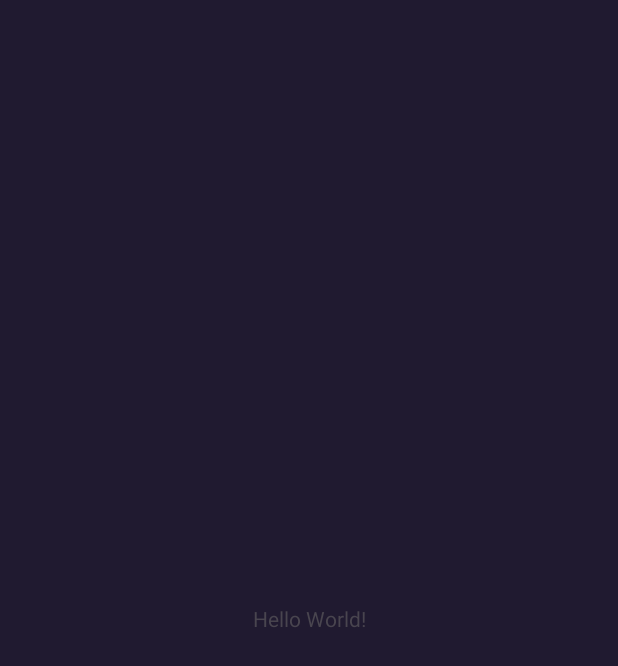
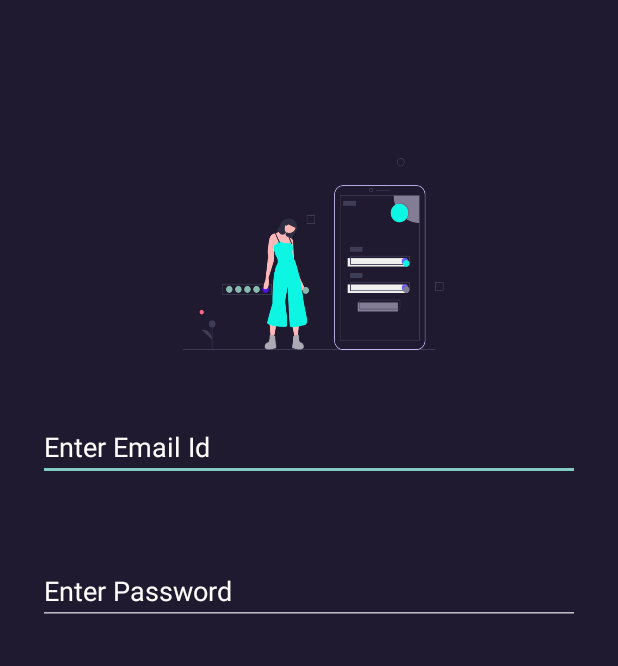
Before and after one commit to kachayash/My_Appation, an Android app: the screen it shows after launch (MainActivity), on a phone screen of 412 x 824 dp. Before the commit the part shown is almost empty. Shown: the top 666 px of the screen. Run offline under Robolectric (Android 15) with nearby library versions, the phone set to English and light mode, and no system bars.

Commit message:
Login UI Update

```diff
--- /dev/null
+++ b/app/src/main/res/drawable/buttton_design.xml
@@ -0,0 +1,7 @@
+<?xml version="1.0" encoding="utf-8"?>
+<shape xmlns:android="http://schemas.android.com/apk/res/android">
+
+    <solid android:color="#0DF5E3"/>
+
+
+</shape>
--- a/app/src/main/res/layout/activity_main.xml
+++ b/app/src/main/res/layout/activity_main.xml
@@ -1,5 +1,5 @@
 <?xml version="1.0" encoding="utf-8"?>
-<androidx.constraintlayout.widget.ConstraintLayout xmlns:android="http://schemas.android.com/apk/res/android"
+<RelativeLayout xmlns:android="http://schemas.android.com/apk/res/android"
     xmlns:app="http://schemas.android.com/apk/res-auto"
     xmlns:tools="http://schemas.android.com/tools"
     android:layout_width="match_parent"
@@ -7,13 +7,38 @@
     android:background="#201A30"
     tools:context=".MainActivity">
 
-    <TextView
-        android:layout_width="wrap_content"
+    <ImageView
+        android:id="@+id/main_img"
+        android:layout_width="match_parent"
+        android:layout_height="150dp"
+        android:layout_marginStart="100dp"
+        android:layout_marginTop="100dp"
+        android:layout_marginEnd="100dp"
+        android:background="@drawable/img" />
+
+    <EditText
+        android:textColorHint="@color/white"
+        android:id="@+id/main_email"
+        android:inputType="textEmailAddress"
+        android:hint="Enter Email Id"
+        android:textColor="@color/white"
+        android:layout_width="match_parent"
         android:layout_height="wrap_content"
-        android:text="Hello World!"
-        app:layout_constraintBottom_toBottomOf="parent"
-        app:layout_constraintEnd_toEndOf="parent"
-        app:layout_constraintStart_toStartOf="parent"
-        app:layout_constraintTop_toTopOf="parent" />
+        android:layout_below="@id/main_img"
+        android:layout_margin="25dp"
+        />
 
-</androidx.constraintlayout.widget.ConstraintLayout>
+    <EditText
+        android:id="@+id/main_password"
+        android:layout_width="match_parent"
+        android:layout_height="wrap_content"
+        android:layout_below="@id/main_email"
+        android:layout_margin="25dp"
+        android:hint="Enter Password"
+        android:inputType="numberPassword"
+        android:textColor="@color/white"
+        android:textColorHint="@color/white"
+         />
+
+
+</RelativeLayout>
--- a/app/src/main/res/values-night/themes.xml
+++ b/app/src/main/res/values-night/themes.xml
@@ -1,6 +1,6 @@
 <resources xmlns:tools="http://schemas.android.com/tools">
     <!-- Base application theme. -->
-    <style name="Base.Theme.MyApplication" parent="Theme.Material3.DayNight.NoActionBar">
+    <style name="Base.Theme.MyApplication" parent="Theme.AppCompat.NoActionBar">
         <!-- Customize your dark theme here. -->
         <!-- <item name="colorPrimary">@color/my_dark_primary</item> -->
     </style>
--- a/app/src/main/res/values/colors.xml
+++ b/app/src/main/res/values/colors.xml
@@ -2,4 +2,5 @@
 <resources>
     <color name="black">#FF000000</color>
     <color name="white">#FFFFFFFF</color>
+    <color name="acva">#0DF5E3</color>
 </resources>
--- a/app/src/main/res/values/themes.xml
+++ b/app/src/main/res/values/themes.xml
@@ -1,6 +1,6 @@
 <resources xmlns:tools="http://schemas.android.com/tools">
     <!-- Base application theme. -->
-    <style name="Base.Theme.MyApplication" parent="Theme.Material3.DayNight.NoActionBar">
+    <style name="Base.Theme.MyApplication" parent="Theme.AppCompat.NoActionBar">
         <!-- Customize your light theme here. -->
         <!-- <item name="colorPrimary">@color/my_light_primary</item> -->
     </style>
```
Also changed, not shown: app/src/main/res/drawable/img.png (added).
